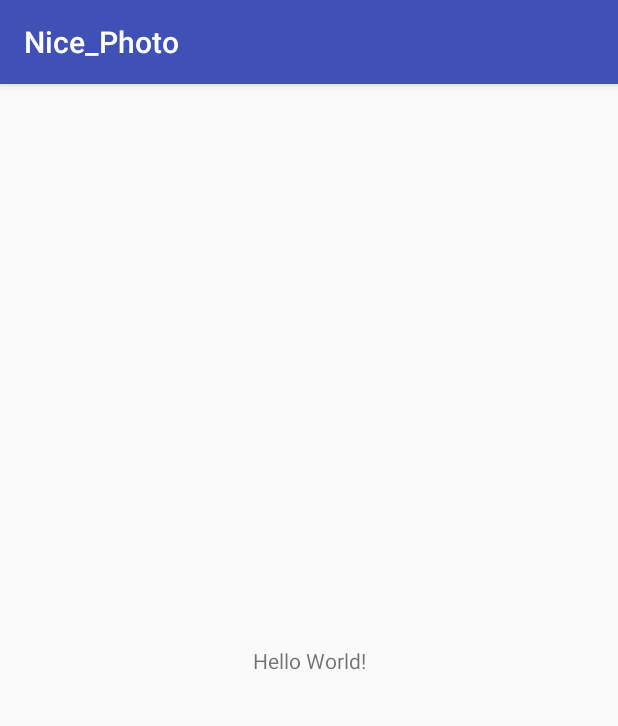
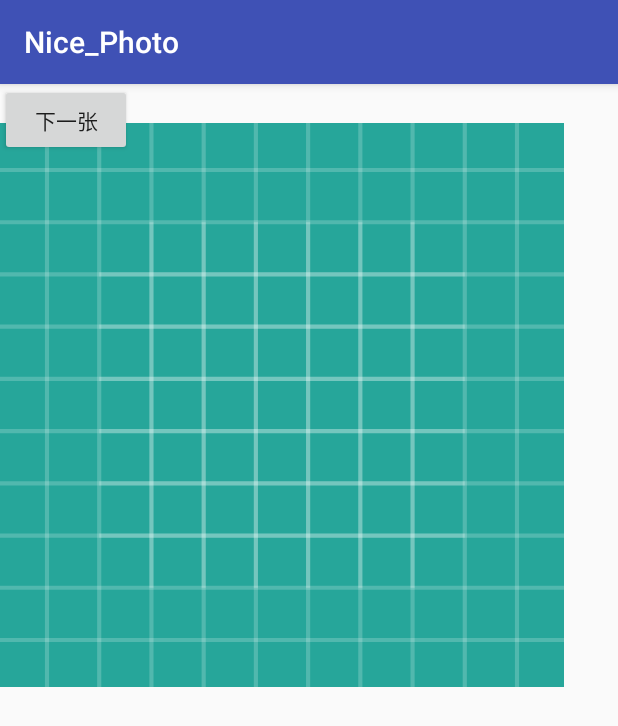
Before and after one commit to AaronGrity/Nice_Photo, an Android app: the screen it shows after launch (MainActivity), on a phone screen of 412 x 824 dp. Shown: the top 726 px of the screen. Run offline under Robolectric (Android 15) with nearby library versions, the phone set to English and light mode, and no system bars; pictures from the network do not load; 1 statement that could not run was skipped.

Commit message:
看图软件1.0

```diff
--- a/app/src/main/java/com/wlw135/nice_photo/MainActivity.java
+++ b/app/src/main/java/com/wlw135/nice_photo/MainActivity.java
@@ -2,12 +2,53 @@ package com.wlw135.nice_photo;
 
 import android.support.v7.app.AppCompatActivity;
 import android.os.Bundle;
+import android.view.View;
+import android.widget.Button;
+import android.widget.ImageView;
 
-public class MainActivity extends AppCompatActivity {
+import java.util.ArrayList;
+
+public class MainActivity extends AppCompatActivity implements View.OnClickListener {
+    private Button ShowBtn;
+    private ImageView ShowImg;
+    private ArrayList<String>urls;
+    private int curPos = 0;
+    private PictureLoader loader;
+    @Override
+    protected void onCreate(Bundle savedInstanceState) {
+        ShowBtn = (Button) findViewById(R.id.show_btn);
+        ShowImg = (ImageView)findViewById(R.id.show_Img);
+        ShowBtn.setOnClickListener(this);
+        super.onCreate(savedInstanceState);
+        setContentView(R.layout.activity_main);
+        loader = new PictureLoader();
+        initPicture();
+    }
+
+    private void initPicture() {
+        urls = new ArrayList<>();
+        urls.add("http://ww4.sinaimg.cn/large/610dc034jw1f6ipaai7wgj20dw0kugp4.jpg");
+        urls.add("http://ww3.sinaimg.cn/large/610dc034jw1f6gcxc1t7vj20hs0hsgo1.jpg");
+        urls.add("http://ww4.sinaimg.cn/large/610dc034jw1f6f5ktcyk0j20u011hacg.jpg");
+        urls.add("http://ww1.sinaimg.cn/large/610dc034jw1f6e1f1qmg3j20u00u0djp.jpg");
+        urls.add("http://ww3.sinaimg.cn/large/610dc034jw1f6aipo68yvj20qo0qoaee.jpg");
+        urls.add("http://ww3.sinaimg.cn/large/610dc034jw1f69c9e22xjj20u011hjuu.jpg");
+        urls.add("http://ww3.sinaimg.cn/large/610dc034jw1f689lmaf7qj20u00u00v7.jpg");
+        urls.add("http://ww3.sinaimg.cn/large/c85e4a5cjw1f671i8gt1rj20vy0vydsz.jpg");
+        urls.add("http://ww2.sinaimg.cn/large/610dc034jw1f65f0oqodoj20qo0hntc9.jpg");
+        urls.add("http://ww2.sinaimg.cn/large/c85e4a5cgw1f62hzfvzwwj20hs0qogpo.jpg");
+    }
 
     @Override
-    protected void onCreate(Bundle savedInstanceState) {
-        super.onCreate(savedInstanceState);
-        setContentView(R.layout.activity_main);
+    public void onClick(View v) {
+        switch (v.getId()){
+            case R.id.show_btn:
+                if(curPos>9){
+                    curPos = 0;
+                }
+                loader.load(ShowImg,urls.get(curPos));
+                curPos++;break;
+        }
+
     }
 }
--- a/app/src/main/res/layout/activity_main.xml
+++ b/app/src/main/res/layout/activity_main.xml
@@ -6,13 +6,21 @@
     android:layout_height="match_parent"
     tools:context="com.wlw135.nice_photo.MainActivity">
 
-    <TextView
+
+    <ImageView
+        android:id="@+id/show_Img"
+        android:layout_width="376dp"
+        android:layout_height="428dp"
+        app:srcCompat="@drawable/ic_launcher_background"
+        tools:layout_editor_absoluteX="8dp"
+        tools:layout_editor_absoluteY="29dp" />
+
+    <Button
+        android:id="@+id/show_btn"
         android:layout_width="wrap_content"
         android:layout_height="wrap_content"
-        android:text="Hello World!"
-        app:layout_constraintBottom_toBottomOf="parent"
-        app:layout_constraintLeft_toLeftOf="parent"
-        app:layout_constraintRight_toRightOf="parent"
-        app:layout_constraintTop_toTopOf="parent" />
+        android:text="下一张"
+        tools:layout_editor_absoluteX="148dp"
+        tools:layout_editor_absoluteY="447dp" />
 
 </android.support.constraint.ConstraintLayout>
```
Also changed, not shown: app/src/main/java/com/wlw135/nice_photo/PictureLoader.java (added, +80 -0 lines).
